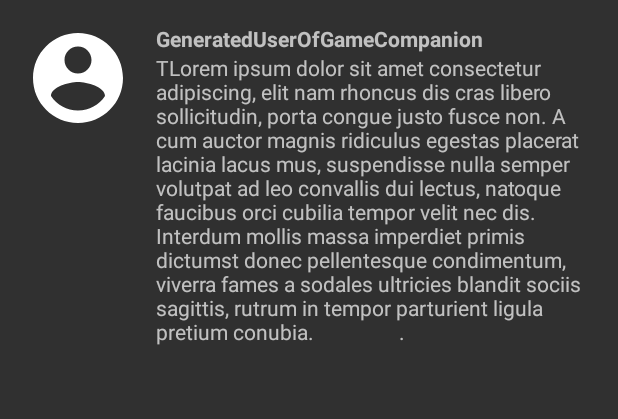
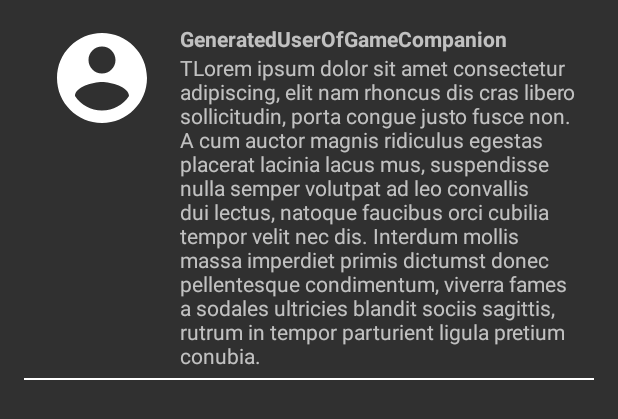
Before and after one commit to AlejandroLuqueEspin/AndroidStudio-GameCompanion, an Android app: the layout item_news.xml on its own in the app's theme, with its tools: preview values and no code run, on a phone screen of 412 x 824 dp. Shown: the top 419 px of the screen. Run offline under Robolectric (Android 15) with nearby library versions, the phone set to English and light mode, and no system bars.

Commit message:
Shared Preferences y ui news Item

```diff
--- a/MyApplicationAAA1/app/src/main/java/com/example/myapplicationaaa1/model/UserModel.kt
+++ b/MyApplicationAAA1/app/src/main/java/com/example/myapplicationaaa1/model/UserModel.kt
@@ -6,6 +6,7 @@ data class UserModel(
     val userID: String? = null,
     val userName: String? = null,
     val password: String? = null,
+    val url: String? = null,
     val email: String? = null
     )
 {
--- a/MyApplicationAAA1/app/src/main/res/layout/item_news.xml
+++ b/MyApplicationAAA1/app/src/main/res/layout/item_news.xml
@@ -4,12 +4,19 @@
         android:layout_width="match_parent"
         android:layout_height="wrap_content"
         android:layout_margin="16dp"
+        android:orientation="vertical">
+
+    <LinearLayout
+            android:layout_width="match_parent"
+            android:layout_height="wrap_content"
+            android:layout_marginStart="16dp"
             android:orientation="horizontal">
+
         <ImageView
                 android:id="@+id/userImageView"
                 android:layout_width="72dp"
                 android:layout_height="72dp"
-            android:src="@drawable/ic_account_circle_24px"/>
+                android:src="@drawable/ic_account_circle_24px" />
 
         <LinearLayout
                 android:layout_width="match_parent"
@@ -23,13 +30,24 @@
                     android:layout_height="wrap_content"
                     android:text="GeneratedUserOfGameCompanion"
                     android:textStyle="bold" />
+
             <TextView
                     android:id="@+id/textPosted"
-                android:layout_width="wrap_content"
+                    android:layout_width="match_parent"
                     android:layout_height="wrap_content"
-                android:text="TLorem ipsum dolor sit amet consectetur adipiscing, elit nam rhoncus dis cras libero sollicitudin, porta congue justo fusce non. A cum auctor magnis ridiculus egestas placerat lacinia lacus mus, suspendisse nulla semper volutpat ad leo convallis dui lectus, natoque faucibus orci cubilia tempor velit nec dis. Interdum mollis massa imperdiet primis dictumst donec pellentesque condimentum, viverra fames a sodales ultricies blandit sociis sagittis, rutrum in tempor parturient ligula pretium conubia.
-                ." />
+                    android:text="TLorem ipsum dolor sit amet consectetur adipiscing, elit nam rhoncus dis cras libero sollicitudin, porta congue justo fusce non. A cum auctor magnis ridiculus egestas placerat lacinia lacus mus, suspendisse nulla semper volutpat ad leo convallis dui lectus, natoque faucibus orci cubilia tempor velit nec dis. Interdum mollis massa imperdiet primis dictumst donec pellentesque condimentum, viverra fames a sodales ultricies blandit sociis sagittis, rutrum in tempor parturient ligula pretium conubia." />
+
 
         </LinearLayout>
 
+
+
+
     </LinearLayout>
+    <View
+            android:layout_width="match_parent"
+            android:layout_height="1dp"
+            android:layout_marginTop="5sp"
+            android:layout_gravity="bottom"
+            android:background="@android:color/white" />
+</LinearLayout>
```
Also changed, not shown: MyApplicationAAA1/app/src/main/java/com/example/myapplicationaaa1/fragment/Login_Fragment.kt (+26 -25 lines), MyApplicationAAA1/app/src/main/java/com/example/myapplicationaaa1/fragment/Profile_Fragment.kt (+22 -19 lines). Lines whose indentation alone changed are shown as unchanged.
